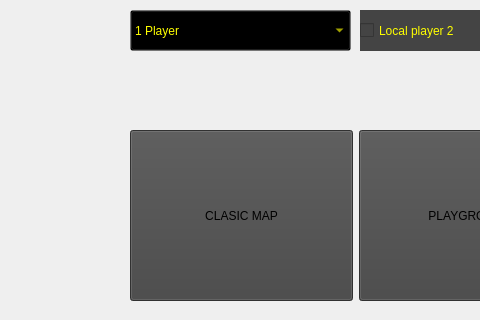
The window that client_gui/newgamewindow.ui (Igris-1/tp_final_taller_g13) describes before a commit, drawn with Qt 5; both pictures show x 130 to 610 and y 0 to 320 of the 718 by 409 pixel window.
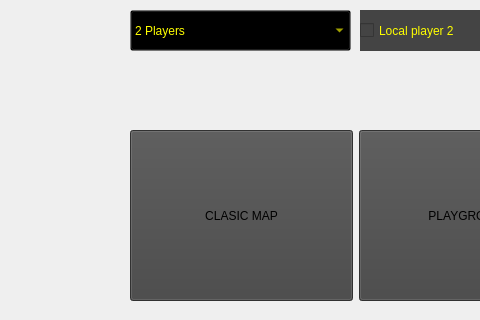
The same window after the commit. Icons and pictures are not drawn.

Commit message: se puede jugar una partida de entrernamiento en la parte de newgame, estan todas las aramas con balas infinitas. se puede seleccionar la cantidad d players para una partida cuando haces un newgame, si un cliente intenta joinear un game al que no entra pq ya se lleno, no lo deja unirse y ni el server ni el cliente explotan. se agregan locks para la concurrencia con de los lobbies y el games manager

The edit to the form file:
```diff
--- a/client_gui/newgamewindow.ui
+++ b/client_gui/newgamewindow.ui
@@ -210,11 +210,6 @@
      <string notr="true">font: 81 14pt &quot;Noto Rashi Hebrew ExtBd&quot;;
 color: rgb(255, 255, 0);</string>
     </property>
-    <item>
-     <property name="text">
-      <string>1 Player</string>
-     </property>
-    </item>
     <item>
      <property name="text">
       <string>2 Players</string>
```
The commit also changes 14 other files.
